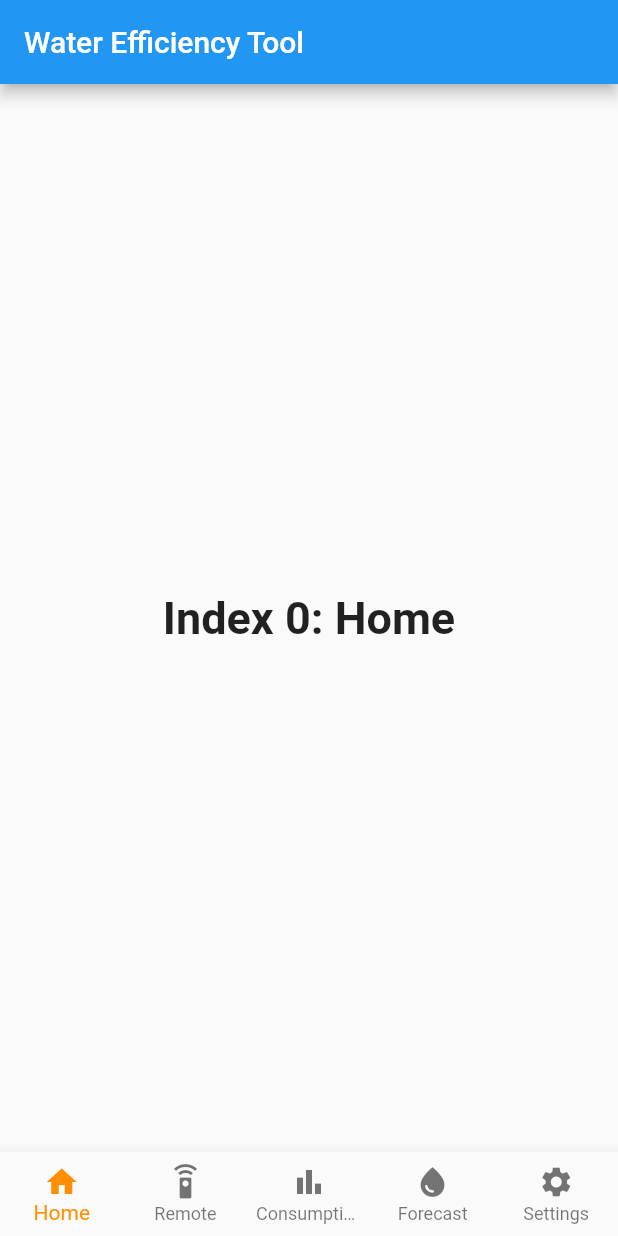
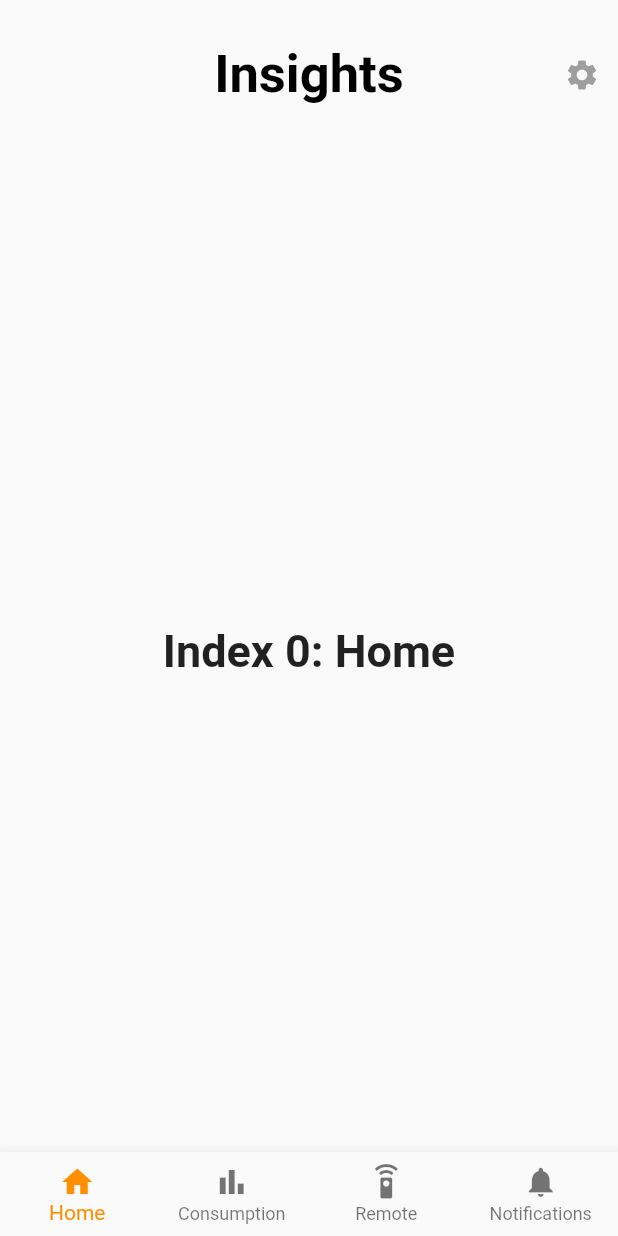
Before and after one commit to TheFlizziard/Water-Efficiency-Tool, a Flutter app: the screen it shows after launch, on a phone screen of 412 x 824 dp. Run offline on Flutter 3.47's test engine with Material 2 defaults, Android fonts, the phone set to English and light mode, and no system bars.

Commit message:
global design updated + seetings button added

```diff
--- a/App files/lib/main.dart
+++ b/App files/lib/main.dart
@@ -1,4 +1,7 @@
 import 'package:flutter/material.dart';
+
+import './settings.dart';
+import './home.dart';
 
 void main() => runApp(const MyApp());
 
@@ -24,28 +27,27 @@ class MyStatefulWidget extends StatefulWidget {
 }
 
 class _MyStatefulWidgetState extends State<MyStatefulWidget> {
+  String _navigationTitle = 'Insights';
   int _selectedIndex = 0;
+  static const TextStyle appBarStyle =
+      TextStyle(fontSize: 35, fontWeight: FontWeight.bold, color: Colors.black);
   static const TextStyle optionStyle =
-  TextStyle(fontSize: 30, fontWeight: FontWeight.bold);
+      TextStyle(fontSize: 30, fontWeight: FontWeight.bold);
   static const List<Widget> _widgetOptions = <Widget>[
     Text(
       'Index 0: Home',
       style: optionStyle,
     ),
     Text(
-      'Index 1: Remote Control',
+      'Index 1: History / Projection',
       style: optionStyle,
     ),
     Text(
-      'Index 2: Consumption',
+      'Index 2: Remote',
       style: optionStyle,
     ),
     Text(
-      'Index 3: Forecast',
-      style: optionStyle,
-    ),
-    Text(
-      'Index 4: Settings',
+      'Index 3: Notifications',
       style: optionStyle,
     ),
   ];
@@ -53,14 +55,50 @@ class _MyStatefulWidgetState extends State<MyStatefulWidget> {
   void _onItemTapped(int index) {
     setState(() {
       _selectedIndex = index;
+      switch (index) {
+        case 0: { _navigationTitle = 'Insights'; }
+          break;
+        case 1: { _navigationTitle = 'Evolution'; }
+          break;
+        case 2: { _navigationTitle = 'Remote'; }
+          break;
+        case 3: { _navigationTitle = 'Notifications'; }
+          break;
+      }
     });
   }
 
   @override
   Widget build(BuildContext context) {
     return Scaffold(
-      appBar: AppBar(
-        title: const Text('Water Efficiency Tool'),
+      appBar: PreferredSize(
+        preferredSize: const Size.fromHeight(100),
+        child: AppBar(
+          title: Text(
+            _navigationTitle,
+            style: appBarStyle,
+          ),
+          backgroundColor: Colors.transparent,
+          centerTitle: true,
+          elevation: 0,
+          toolbarHeight: 100.0,
+          actions: <Widget>[
+            IconButton(
+                icon: const Icon(Icons.settings, color: Colors.grey),
+                tooltip: 'Settings button',
+                onPressed: () {
+                  Navigator.push(context, MaterialPageRoute<void>(
+                    builder: (BuildContext context) {
+                      return Scaffold(
+                          appBar: AppBar(
+                            title: const Text('Settings'),
+                          ),
+                          body: Settings());
+                    },
+                  ));
+                }),
+          ],
+        ),
       ),
       body: Center(
         child: _widgetOptions.elementAt(_selectedIndex),
@@ -73,20 +111,16 @@ class _MyStatefulWidgetState extends State<MyStatefulWidget> {
             label: 'Home',
           ),
           BottomNavigationBarItem(
+            icon: Icon(Icons.bar_chart),
+            label: 'Consumption',
+          ),
+          BottomNavigationBarItem(
             icon: Icon(Icons.settings_remote),
             label: 'Remote',
           ),
           BottomNavigationBarItem(
-            icon: Icon(Icons.bar_chart),
-            label: 'Consumption',
-          ),
-          BottomNavigationBarItem(
-            icon: Icon(Icons.water_drop),
-            label: 'Forecast',
-          ),
-          BottomNavigationBarItem(
-            icon: Icon(Icons.settings),
-            label: 'Settings',
+            icon: Icon(Icons.notifications),
+            label: 'Notifications',
           ),
         ],
         currentIndex: _selectedIndex,
```
Also changed, not shown: App files/lib/home.dart (added, +13 -0 lines), App files/lib/notifications_page.dart (added, +13 -0 lines), App files/lib/page/HomePage.dart (deleted, +0 -21 lines), App files/lib/settings.dart (added, +13 -0 lines).
